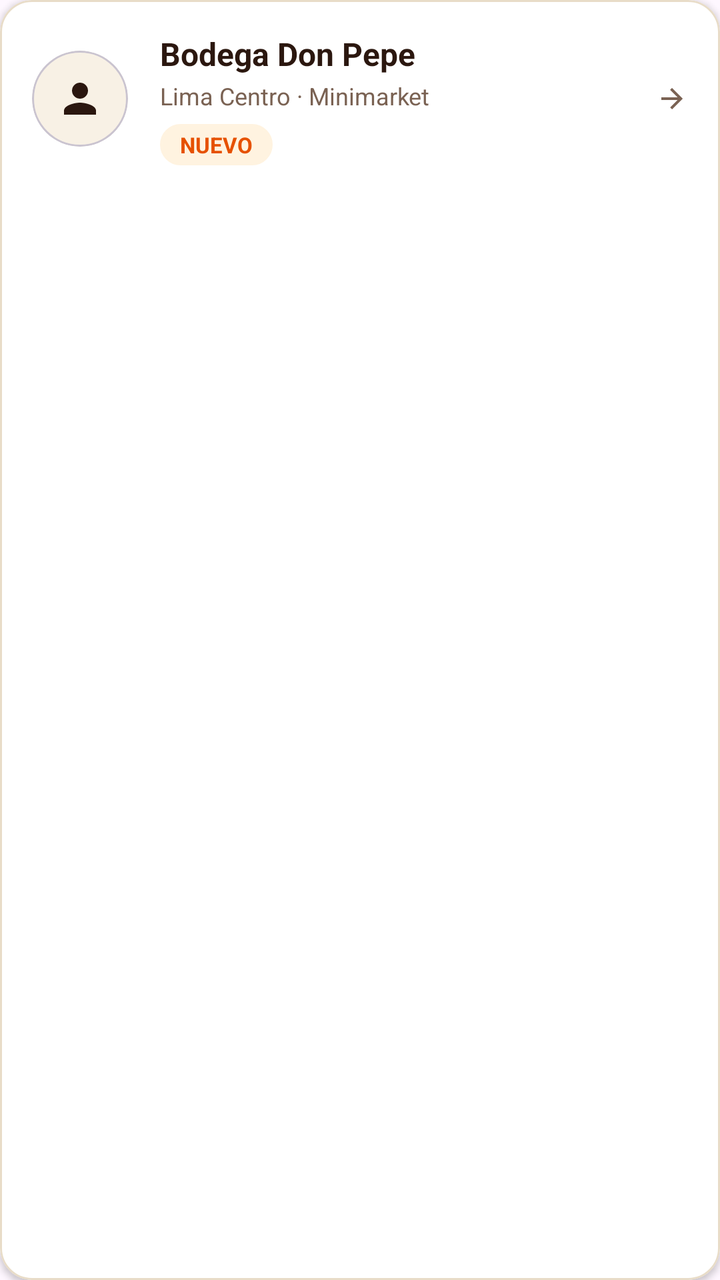
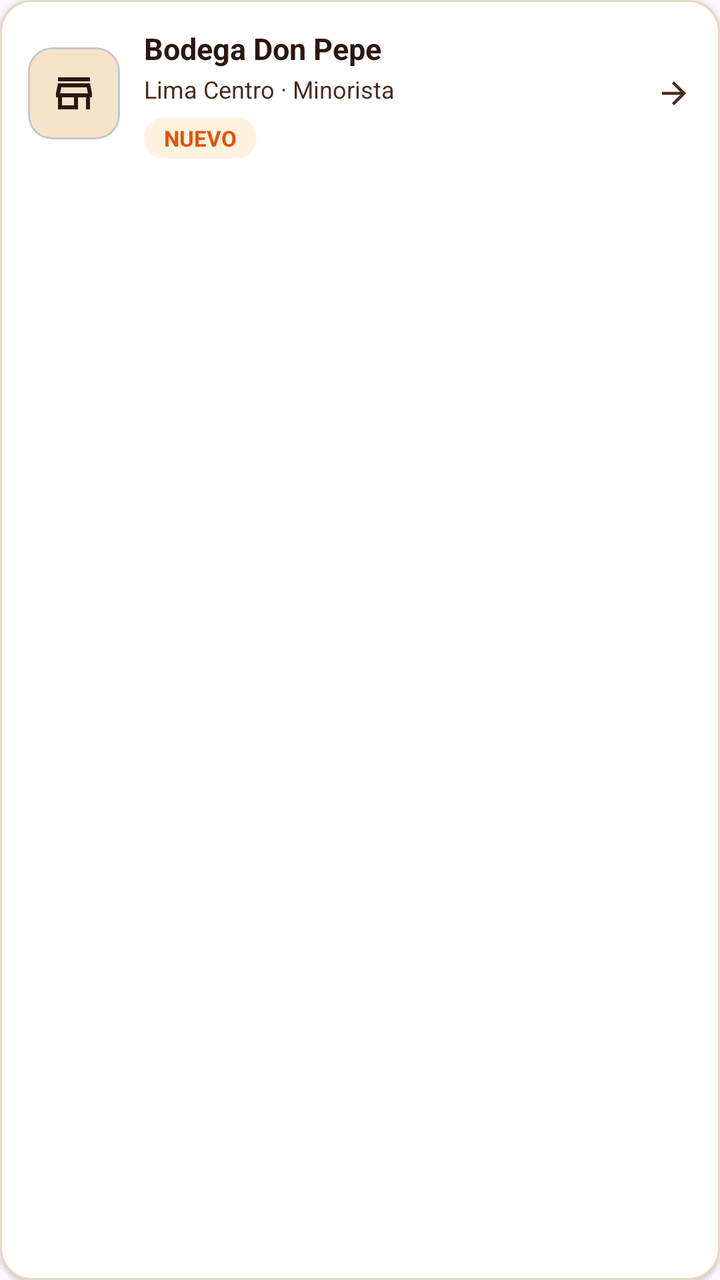

Compare the two renders of this Android layout. The source of the first and the diff that turns it into the second are given below.
<!-- AndroidManifest.xml: application theme Theme.PiccoliField -->
<!-- res/layout/item_prospecto.xml -->
<?xml version="1.0" encoding="utf-8"?>
<com.google.android.material.card.MaterialCardView xmlns:android="http://schemas.android.com/apk/res/android"
    xmlns:app="http://schemas.android.com/apk/res-auto"
    android:layout_width="match_parent"
    android:layout_height="wrap_content"
    android:layout_marginHorizontal="16dp"
    android:layout_marginBottom="12dp"
    app:cardBackgroundColor="@color/white"
    app:cardCornerRadius="16dp"
    app:cardElevation="2dp"
    app:strokeColor="#E8DCC8"
    app:strokeWidth="1dp"
    android:clickable="true"
    android:focusable="true">

    <LinearLayout
        android:layout_width="match_parent"
        android:layout_height="wrap_content"
        android:orientation="horizontal"
        android:padding="16dp"
        android:gravity="center_vertical">

        <com.google.android.material.card.MaterialCardView
            android:layout_width="48dp"
            android:layout_height="48dp"
            app:cardBackgroundColor="#F8F1E5"
            app:cardCornerRadius="24dp"
            app:cardElevation="0dp">

            <ImageView
                android:layout_width="match_parent"
                android:layout_height="match_parent"
                android:padding="12dp"
                android:src="@drawable/ic_person"
                app:tint="@color/cafe_profundo" />
        </com.google.android.material.card.MaterialCardView>

        <LinearLayout
            android:layout_width="0dp"
            android:layout_height="wrap_content"
            android:layout_weight="1"
            android:layout_marginStart="16dp"
            android:orientation="vertical">

            <TextView
                android:id="@+id/tvProspectoNombre"
                android:layout_width="wrap_content"
                android:layout_height="wrap_content"
                android:text="Bodega Don Pepe"
                android:textColor="@color/cafe_profundo"
                android:textSize="16sp"
                android:textStyle="bold" />

            <TextView
                android:id="@+id/tvProspectoZona"
                android:layout_width="wrap_content"
                android:layout_height="wrap_content"
                android:text="Lima Centro · Minimarket"
                android:textColor="@color/color_text_muted"
                android:textSize="12sp"
                android:layout_marginTop="2dp" />

            <TextView
                android:id="@+id/tvProspectoEstado"
                android:layout_width="wrap_content"
                android:layout_height="wrap_content"
                android:layout_marginTop="6dp"
                android:background="@drawable/bg_search_rounded"
                android:backgroundTint="#FFF3E0"
                android:paddingHorizontal="10dp"
                android:paddingVertical="3dp"
                android:text="NUEVO"
                android:textColor="#E65100"
                android:textSize="11sp"
                android:textStyle="bold" />
        </LinearLayout>

        <ImageView
            android:layout_width="16dp"
            android:layout_height="16dp"
            android:src="@drawable/ic_arrow_forward"
            app:tint="@color/color_text_muted" />
    </LinearLayout>
</com.google.android.material.card.MaterialCardView>
<!-- resources referenced by this layout -->
<resources>
  <color name="cafe_profundo">#2B170F</color>
  <color name="color_text_muted">#7A6253</color>
  <color name="white">#FFFFFFFF</color>
  <!-- drawable bg_search_rounded (drawable) -->
  <?xml version="1.0" encoding="utf-8"?>
  <shape xmlns:android="http://schemas.android.com/apk/res/android">
      <solid android:color="@color/crema_vainilla" />
      <corners android:radius="12dp" />
      <stroke android:width="1dp" android:color="#E0E0E0" />
  </shape>
  <!-- drawable ic_arrow_forward (drawable) -->
  <?xml version="1.0" encoding="utf-8"?>
  <vector xmlns:android="http://schemas.android.com/apk/res/android"
      android:width="24dp"
      android:height="24dp"
      android:viewportWidth="24"
      android:viewportHeight="24">
      <path
          android:fillColor="#FFFFFF"
          android:pathData="M12,4l-1.41,1.41L16.17,11H4v2h12.17l-5.58,5.59L12,20l8,-8z"/>
  </vector>
  <!-- drawable ic_person (drawable) -->
  <?xml version="1.0" encoding="utf-8"?>
  <vector xmlns:android="http://schemas.android.com/apk/res/android"
      android:width="24dp"
      android:height="24dp"
      android:viewportWidth="24"
      android:viewportHeight="24">
      <path
          android:fillColor="#4A2B1C"
          android:pathData="M12,12c2.21,0 4,-1.79 4,-4s-1.79,-4 -4,-4 -4,1.79 -4,4 1.79,4 4,4zM12,14c-2.67,0 -8,1.34 -8,4v2h16v-2c0,-2.66 -5.33,-4 -8,-4z"/>
  </vector>
  <style name="Theme.PiccoliField" parent="Base.Theme.PiccoliField" />
  <color name="crema_vainilla">#F3E4C7</color>
  <style name="Base.Theme.PiccoliField" parent="Theme.Material3.DayNight.NoActionBar">
          
          
      </style>
</resources>

<!-- the commit's change to res/layout/item_prospecto.xml (unified diff, before → after) -->
@@ -3,82 +3,112 @@
     xmlns:app="http://schemas.android.com/apk/res-auto"
     android:layout_width="match_parent"
     android:layout_height="wrap_content"
-    android:layout_marginHorizontal="16dp"
-    android:layout_marginBottom="12dp"
+    android:layout_marginBottom="10dp"
+    android:clickable="true"
+    android:focusable="true"
+    android:foreground="?attr/selectableItemBackground"
     app:cardBackgroundColor="@color/white"
     app:cardCornerRadius="16dp"
-    app:cardElevation="2dp"
-    app:strokeColor="#E8DCC8"
-    app:strokeWidth="1dp"
-    android:clickable="true"
-    android:focusable="true">
+    app:cardElevation="1dp"
+    app:strokeColor="#E8D8C2"
+    app:strokeWidth="1dp">
 
     <LinearLayout
         android:layout_width="match_parent"
         android:layout_height="wrap_content"
+        android:gravity="center_vertical"
         android:orientation="horizontal"
-        android:padding="16dp"
-        android:gravity="center_vertical">
+        android:padding="14dp">
 
         <com.google.android.material.card.MaterialCardView
-            android:layout_width="48dp"
-            android:layout_height="48dp"
-            app:cardBackgroundColor="#F8F1E5"
-            app:cardCornerRadius="24dp"
+            android:layout_width="46dp"
+            android:layout_height="46dp"
+            app:cardBackgroundColor="#F5E4CA"
+            app:cardCornerRadius="12dp"
             app:cardElevation="0dp">
 
             <ImageView
+                android:id="@+id/ivProspectoFoto"
                 android:layout_width="match_parent"
                 android:layout_height="match_parent"
-                android:padding="12dp"
-                android:src="@drawable/ic_person"
+                android:contentDescription="@null"
+                android:padding="11dp"
+                android:scaleType="centerInside"
+                android:src="@drawable/ic_store"
                 app:tint="@color/cafe_profundo" />
         </com.google.android.material.card.MaterialCardView>
 
         <LinearLayout
             android:layout_width="0dp"
             android:layout_height="wrap_content"
+            android:layout_marginStart="12dp"
             android:layout_weight="1"
-            android:layout_marginStart="16dp"
             android:orientation="vertical">
 
             <TextView
                 android:id="@+id/tvProspectoNombre"
                 android:layout_width="wrap_content"
                 android:layout_height="wrap_content"
+                android:ellipsize="end"
+                android:maxLines="1"
                 android:text="Bodega Don Pepe"
                 android:textColor="@color/cafe_profundo"
-                android:textSize="16sp"
+                android:textSize="15sp"
                 android:textStyle="bold" />
 
             <TextView
                 android:id="@+id/tvProspectoZona"
                 android:layout_width="wrap_content"
                 android:layout_height="wrap_content"
-                android:text="Lima Centro · Minimarket"
-                android:textColor="@color/color_text_muted"
-                android:textSize="12sp"
-                android:layout_marginTop="2dp" />
+                android:layout_marginTop="2dp"
+                android:ellipsize="end"
+                android:maxLines="2"
+                android:text="Lima Centro · Minorista"
+                android:textColor="@color/chocolate"
+                android:textSize="12sp" />
 
-            <TextView
-                android:id="@+id/tvProspectoEstado"
+            <LinearLayout
                 android:layout_width="wrap_content"
                 android:layout_height="wrap_content"
                 android:layout_marginTop="6dp"
-                android:background="@drawable/bg_search_rounded"
-                android:backgroundTint="#FFF3E0"
-                android:paddingHorizontal="10dp"
-                android:paddingVertical="3dp"
-                android:text="NUEVO"
-                android:textColor="#E65100"
-                android:textSize="11sp"
-                android:textStyle="bold" />
+                android:gravity="center_vertical"
+                android:orientation="horizontal">
+
+                <TextView
+                    android:id="@+id/tvProspectoEstado"
+                    android:layout_width="wrap_content"
+                    android:layout_height="wrap_content"
+                    android:background="@drawable/bg_search_rounded"
+                    android:backgroundTint="#FFF3E0"
+                    android:paddingHorizontal="10dp"
+                    android:paddingVertical="3dp"
+                    android:text="NUEVO"
+                    android:textColor="#E65100"
+                    android:textSize="11sp"
+                    android:textStyle="bold" />
+
+                <TextView
+                    android:id="@+id/tvCambiarEstadoProspecto"
+                    android:layout_width="wrap_content"
+                    android:layout_height="wrap_content"
+                    android:layout_marginStart="8dp"
+                    android:background="@drawable/bg_search_rounded"
+                    android:backgroundTint="@color/cafe_profundo"
+                    android:paddingHorizontal="10dp"
+                    android:paddingVertical="3dp"
+                    android:text="Cambiar estado"
+                    android:textColor="@color/white"
+                    android:textSize="11sp"
+                    android:textStyle="bold"
+                    android:visibility="gone" />
+            </LinearLayout>
         </LinearLayout>
 
         <ImageView
-            android:layout_width="16dp"
-            android:layout_height="16dp"
+            android:layout_width="18dp"
+            android:layout_height="18dp"
+            android:contentDescription="@null"
             android:src="@drawable/ic_arrow_forward"
-            app:tint="@color/color_text_muted" />
+            app:tint="@color/chocolate" />
     </LinearLayout>
 </com.google.android.material.card.MaterialCardView>
<!-- resource entries referenced after the edit -->
@@ -1,7 +1,7 @@
 <!-- resources referenced by this layout -->
 <resources>
   <color name="cafe_profundo">#2B170F</color>
-  <color name="color_text_muted">#7A6253</color>
+  <color name="chocolate">#4A2B1C</color>
   <color name="white">#FFFFFFFF</color>
   <!-- drawable bg_search_rounded (drawable) -->
   <?xml version="1.0" encoding="utf-8"?>
@@ -21,16 +21,16 @@
           android:fillColor="#FFFFFF"
           android:pathData="M12,4l-1.41,1.41L16.17,11H4v2h12.17l-5.58,5.59L12,20l8,-8z"/>
   </vector>
-  <!-- drawable ic_person (drawable) -->
-  <?xml version="1.0" encoding="utf-8"?>
+  <!-- drawable ic_store (drawable) -->
   <vector xmlns:android="http://schemas.android.com/apk/res/android"
       android:width="24dp"
       android:height="24dp"
-      android:viewportWidth="24"
-      android:viewportHeight="24">
-      <path
-          android:fillColor="#4A2B1C"
-          android:pathData="M12,12c2.21,0 4,-1.79 4,-4s-1.79,-4 -4,-4 -4,1.79 -4,4 1.79,4 4,4zM12,14c-2.67,0 -8,1.34 -8,4v2h16v-2c0,-2.66 -5.33,-4 -8,-4z"/>
+      android:viewportWidth="960"
+      android:viewportHeight="960"
+      android:tint="?attr/colorControlNormal">
+    <path
+        android:fillColor="@android:color/white"
+        android:pathData="M160,240L160,160L800,160L800,240L160,240ZM160,800L160,560L120,560L120,480L160,280L800,280L840,480L840,560L800,560L800,800L720,800L720,560L560,560L560,800L160,800ZM240,720L480,720L480,560L240,560L240,720ZM202,480L202,480L758,480L758,480L202,480ZM202,480L758,480L734,360L226,360L202,480Z"/>
   </vector>
   <style name="Theme.PiccoliField" parent="Base.Theme.PiccoliField" />
   <color name="crema_vainilla">#F3E4C7</color>
